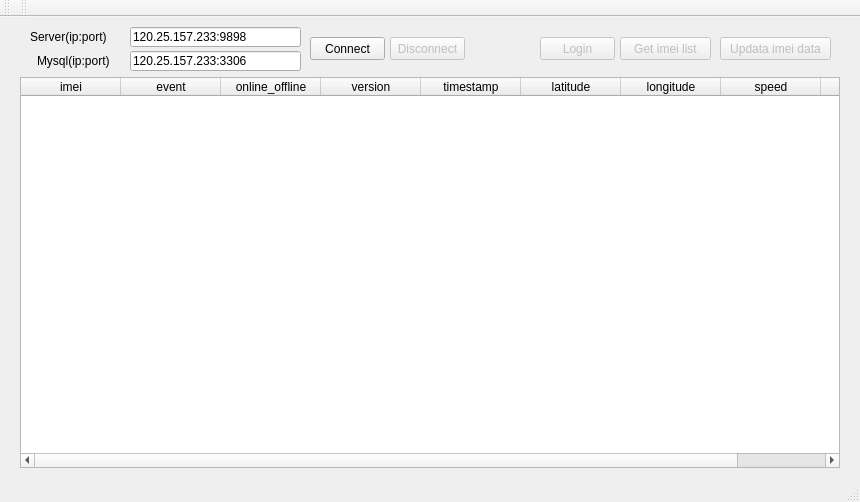
Qt form mainwindow.ui (lc641777437/simcom_manager) before a commit.
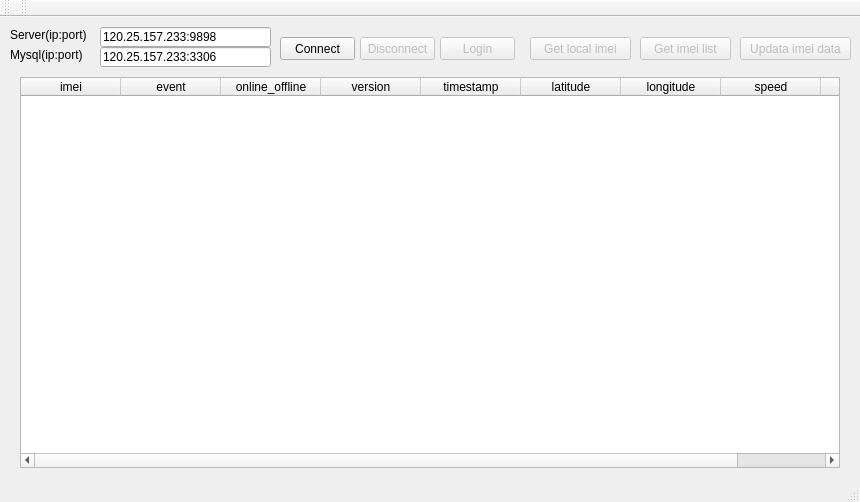
The same form after that commit.

Commit message: 1.5-获取本地imei

```diff
--- a/mainwindow.ui
+++ b/mainwindow.ui
@@ -87,7 +87,7 @@
    <widget class="QPushButton" name="pushButton_Connect">
     <property name="geometry">
      <rect>
-      <x>310</x>
+      <x>280</x>
       <y>20</y>
       <width>75</width>
       <height>23</height>
@@ -100,7 +100,7 @@
    <widget class="QLineEdit" name="lineEdit_Server">
     <property name="geometry">
      <rect>
-      <x>130</x>
+      <x>100</x>
       <y>10</y>
       <width>171</width>
       <height>20</height>
@@ -116,7 +116,7 @@
     </property>
     <property name="geometry">
      <rect>
-      <x>390</x>
+      <x>360</x>
       <y>20</y>
       <width>75</width>
       <height>23</height>
@@ -135,8 +135,8 @@
    <widget class="QLineEdit" name="lineEdit_Mysql">
     <property name="geometry">
      <rect>
-      <x>130</x>
-      <y>34</y>
+      <x>100</x>
+      <y>30</y>
       <width>171</width>
       <height>20</height>
      </rect>
@@ -151,7 +151,7 @@
     </property>
     <property name="geometry">
      <rect>
-      <x>720</x>
+      <x>740</x>
       <y>20</y>
       <width>111</width>
       <height>23</height>
@@ -164,8 +164,8 @@
    <widget class="QLabel" name="label">
     <property name="geometry">
      <rect>
-      <x>30</x>
-      <y>12</y>
+      <x>10</x>
+      <y>10</y>
       <width>101</width>
       <height>16</height>
      </rect>
@@ -177,8 +177,8 @@
    <widget class="QLabel" name="label_2">
     <property name="geometry">
      <rect>
-      <x>37</x>
-      <y>36</y>
+      <x>10</x>
+      <y>30</y>
       <width>101</width>
       <height>16</height>
      </rect>
@@ -193,7 +193,7 @@
     </property>
     <property name="geometry">
      <rect>
-      <x>620</x>
+      <x>640</x>
       <y>20</y>
       <width>91</width>
       <height>23</height>
@@ -238,7 +238,7 @@
     </property>
     <property name="geometry">
      <rect>
-      <x>540</x>
+      <x>440</x>
       <y>20</y>
       <width>75</width>
       <height>23</height>
@@ -254,6 +254,22 @@
      <bool>false</bool>
     </property>
    </widget>
+   <widget class="QPushButton" name="pushButton_Get_Local_imeiList">
+    <property name="enabled">
+     <bool>false</bool>
+    </property>
+    <property name="geometry">
+     <rect>
+      <x>530</x>
+      <y>20</y>
+      <width>101</width>
+      <height>23</height>
+     </rect>
+    </property>
+    <property name="text">
+     <string>Get local imei</string>
+    </property>
+   </widget>
   </widget>
   <widget class="QMenuBar" name="menuBar">
    <property name="geometry">
```
The commit also changes 3 other files.
